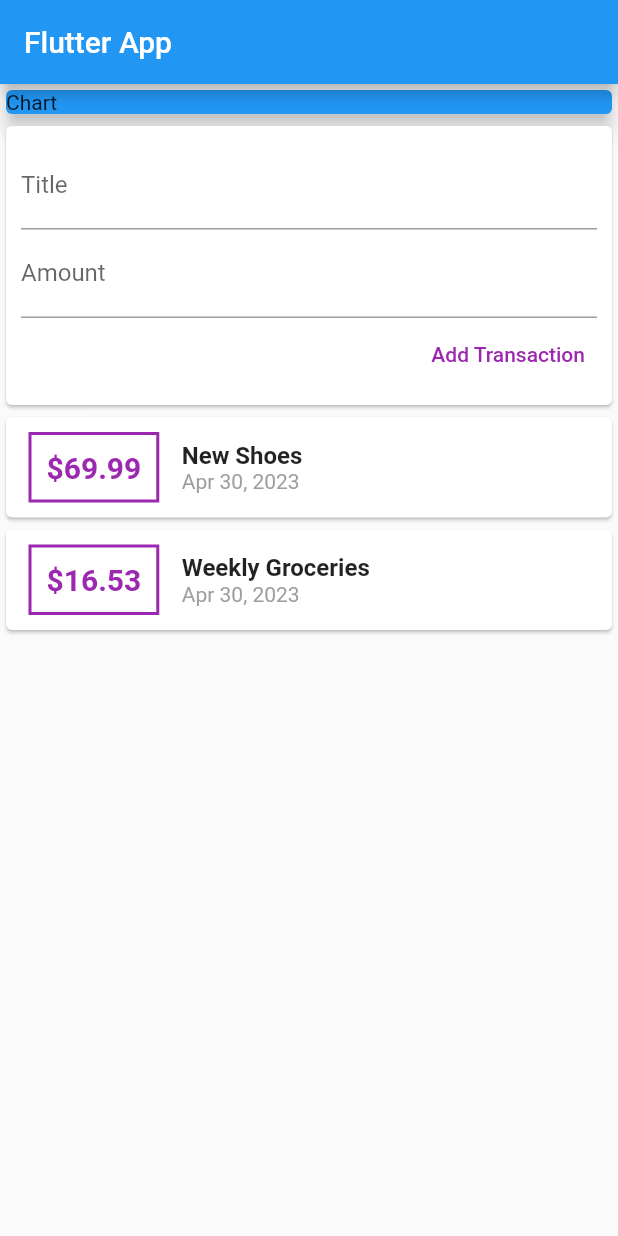
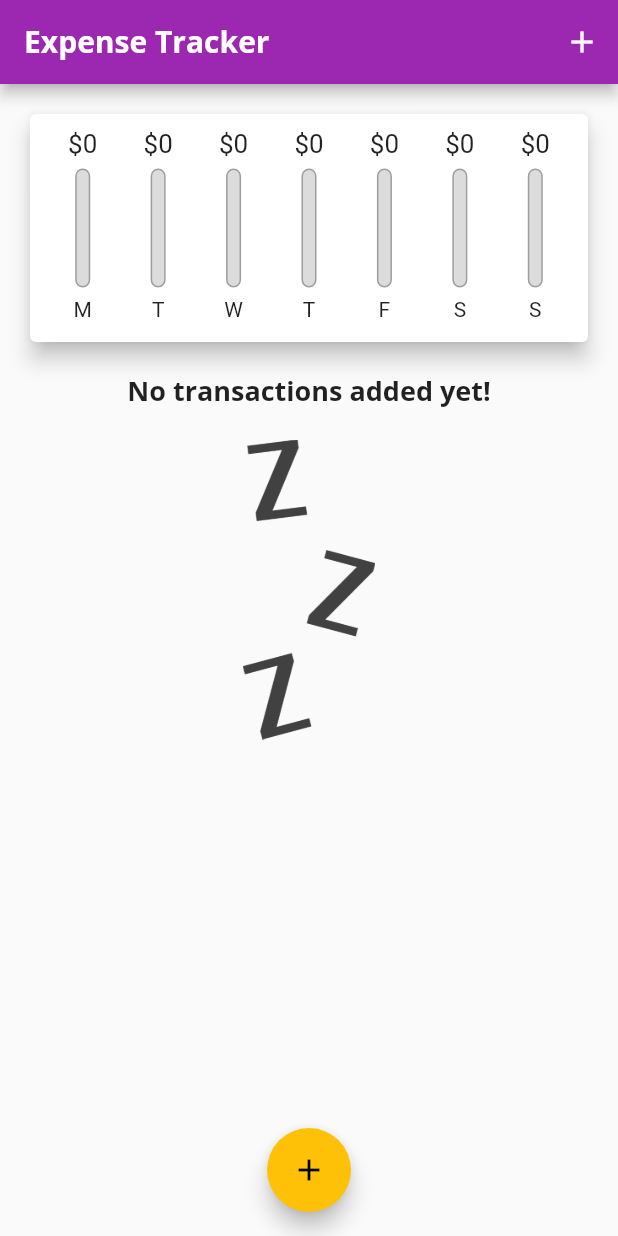
Before and after one commit to indresh149/ExpenseTracker-App, a Flutter app: the screen it shows after launch, on a phone screen of 412 x 824 dp. Run offline on Flutter 3.47's test engine with Material 2 defaults, Android fonts, the phone set to English and light mode, and no system bars.

Commit message:
added dynamic sizes

```diff
--- a/lib/main.dart
+++ b/lib/main.dart
@@ -1,4 +1,9 @@
-import './widgets/user_transaction.dart';
+import './widgets/chart.dart';
+
+import './widgets/transaction_list.dart';
+
+import './widgets/new_transaction.dart';
+import './models/transaction.dart';
 
 import 'package:flutter/material.dart';
 
@@ -8,40 +13,143 @@ class MyApp extends StatelessWidget {
   @override
   Widget build(BuildContext context) {
     return MaterialApp(
-      title: 'Flutter App',
+      title: 'Expense Tracker',
+      theme: ThemeData(
+        primarySwatch: Colors.purple,
+        accentColor: Colors.amber,
+        errorColor: Colors.red,
+        fontFamily: 'Quicksand',
+        textTheme: ThemeData.light().textTheme.copyWith(
+              headline6: TextStyle(
+                fontFamily: 'OpenSans',
+                fontSize: 18,
+                fontWeight: FontWeight.bold,
+              ),
+              button: TextStyle(color: Colors.white),
+            ),
+        appBarTheme: AppBarTheme(
+          textTheme: ThemeData.light().textTheme.copyWith(
+                headline6: TextStyle(
+                  fontFamily: 'OpenSans',
+                  fontSize: 20,
+                  fontWeight: FontWeight.bold,
+                ),
+              ),
+        ),
+      ),
       home: MyHomePage(),
     );
   }
 }
 
-class MyHomePage extends StatelessWidget {
+class MyHomePage extends StatefulWidget {
+  @override
+  State<MyHomePage> createState() => _MyHomePageState();
+}
+
+class _MyHomePageState extends State<MyHomePage> {
   // String titleInput;
-  // String amountInput;
-  final titleController = TextEditingController();
-  final amountController = TextEditingController();
+
+  final List<Transaction> _userTransactions = [
+    // Transaction(
+    //   id: 't1',
+    //   title: 'New Shoes',
+    //   amount: 69.99,
+    //   date: DateTime.now(),
+    // ),
+    // Transaction(
+    //   id: 't2',
+    //   title: 'Weekly Groceries',
+    //   amount: 16.53,
+    //   date: DateTime.now(),
+    // ),
+  ];
+
+  List<Transaction> get _recentTransactions {
+    return _userTransactions.where((tx) {
+      return tx.date.isAfter(
+        DateTime.now().subtract(
+          Duration(days: 7),
+        ),
+      );
+    }).toList();
+  }
+
+  void _addNewTransaction(
+      String txtitle, double txamount, DateTime chosenDate) {
+    final newTx = Transaction(
+      title: txtitle,
+      amount: txamount,
+      date: chosenDate,
+      id: DateTime.now().toString(),
+    );
+
+    setState(() {
+      _userTransactions.add(newTx);
+    });
+  }
+
+  void _startAddNewTransaction(BuildContext ctx) {
+    showModalBottomSheet(
+      context: ctx,
+      builder: (_) {
+        return GestureDetector(
+          onTap: () {},
+          child: NewTransaction(_addNewTransaction),
+          behavior: HitTestBehavior.opaque,
+        );
+      },
+    );
+  }
+
+  void _deleteTransaction(String id) {
+    setState(() {
+      _userTransactions.removeWhere((tx) => tx.id == id);
+    });
+  }
 
   @override
   Widget build(BuildContext context) {
+    final appBar = AppBar(
+      title: Text(
+        'Expense Tracker',
+      ),
+      actions: [
+        IconButton(
+          icon: Icon(Icons.add),
+          onPressed: () => _startAddNewTransaction(context),
+        ),
+      ],
+    );
     return Scaffold(
-        appBar: AppBar(
-          title: Text('Flutter App'),
-        ),
+      appBar: appBar,
       body: SingleChildScrollView(
         child: Column(
           //mainAxisAlignment: MainAxisAlignment.start,
           crossAxisAlignment: CrossAxisAlignment.stretch,
           children: [
             Container(
-                width: double.infinity,
-                child: Card(
-                  color: Colors.blue,
-                  child: Text('Chart'),
-                  elevation: 5,
+              height: (MediaQuery.of(context).size.height -
+                      appBar.preferredSize.height -
+                      MediaQuery.of(context).padding.top) *
+                  0.25,
+              child: Chart(_recentTransactions),
+            ),
+            Container(
+              height: (MediaQuery.of(context).size.height -
+                      appBar.preferredSize.height -
+                      MediaQuery.of(context).padding.top) *
+                  0.75,
+              child: TransactionList(_userTransactions, _deleteTransaction),
+            ),
+          ],
         ),
       ),
-              UserTransactions(),
-            ],
+      floatingActionButtonLocation: FloatingActionButtonLocation.centerFloat,
+      floatingActionButton: FloatingActionButton(
+        child: Icon(Icons.add),
+        onPressed: () => _startAddNewTransaction(context),
       ),
-        ));
+    );
   }
 }
--- /dev/null
+++ b/lib/widgets/chart.dart
@@ -0,0 +1,67 @@
+import './chart_bar.dart';
+import 'package:flutter/material.dart';
+import 'package:intl/intl.dart';
+import '../models/transaction.dart';
+
+class Chart extends StatelessWidget {
+  final List<Transaction> recentTransactions;
+
+  Chart(this.recentTransactions);
+
+  List<Map<String, Object>> get groupedTransactionValues {
+    return List.generate(
+      7,
+      (index) {
+        final weekDay = DateTime.now().subtract(
+          Duration(days: index),
+        );
+        var totalSum = 0.0;
+        for (var i = 0; i < recentTransactions.length; i++) {
+          if (recentTransactions[i].date.day == weekDay.day &&
+              recentTransactions[i].date.month == weekDay.month &&
+              recentTransactions[i].date.year == weekDay.year) {
+            totalSum += recentTransactions[i].amount;
+          }
+        }
+        return {
+          'day': DateFormat.E().format(weekDay).substring(0, 1),
+          'amount': totalSum,
+        };
+      },
+    ).reversed.toList();
+  }
+
+  double get totalSpending {
+    return groupedTransactionValues.fold(0.0, (sum, item) {
+      return sum + (item['amount'] as double);
+    });
+  }
+
+  @override
+  Widget build(BuildContext context) {
+    // print(groupedTransactionValues);
+    return Card(
+      elevation: 6,
+      margin: EdgeInsets.all(20),
+      child: Padding(
+        padding: EdgeInsets.all(10),
+        child: Row(
+          mainAxisAlignment: MainAxisAlignment.spaceAround,
+          children: groupedTransactionValues.map(
+            (data) {
+              return Flexible(
+                fit: FlexFit.tight,
+                child: ChartBar(
+                    data['day'] as String,
+                    (data['amount'] as double),
+                    totalSpending == 0.0
+                        ? 0.0
+                        : (data['amount'] as double) / totalSpending),
+              );
+            },
+          ).toList(),
+        ),
+      ),
+    );
+  }
+}
--- /dev/null
+++ b/lib/widgets/chart_bar.dart
@@ -0,0 +1,59 @@
+import 'package:flutter/material.dart';
+import 'package:flutter/rendering.dart';
+
+class ChartBar extends StatelessWidget {
+  final String label;
+  final double spendingAmount;
+  final double spendingPctOfTotal;
+
+  ChartBar(this.label, this.spendingAmount, this.spendingPctOfTotal);
+
+  @override
+  Widget build(BuildContext context) {
+    return LayoutBuilder(
+      builder: (ctx, constraints) {
+        return Column(
+          children: <Widget>[
+            Container(
+              height: constraints.maxHeight * 0.15,
+              child: FittedBox(
+                child: Text('\$${spendingAmount.toStringAsFixed(0)}'),
+              ),
+            ),
+            SizedBox(
+              height: constraints.maxHeight * 0.05,
+            ),
+            Container(
+              height: constraints.maxHeight * 0.6,
+              width: 10,
+              child: Stack(
+                children: <Widget>[
+                  Container(
+                    decoration: BoxDecoration(
+                      border: Border.all(color: Colors.grey, width: 1.0),
+                      color: Color.fromRGBO(220, 220, 220, 1),
+                      borderRadius: BorderRadius.circular(10),
+                    ),
+                  ),
+                  FractionallySizedBox(
+                    heightFactor: spendingPctOfTotal,
+                    child: Container(
+                      decoration: BoxDecoration(
+                        color: Theme.of(context).primaryColor,
+                        borderRadius: BorderRadius.circular(10),
+                      ),
+                    ),
+                  ),
+                ],
+              ),
+            ),
+            SizedBox(
+              height: constraints.maxHeight * 0.05,
+            ),
+            Container(height: constraints.maxHeight * 0.15, child: Text(label)),
+          ],
+        );
+      },
+    );
+  }
+}
--- a/lib/widgets/transaction_list.dart
+++ b/lib/widgets/transaction_list.dart
@@ -4,63 +4,65 @@ import 'package:intl/intl.dart';
 
 class TransactionList extends StatelessWidget {
   final List<Transaction> transactions;
+  final Function deleteTx;
 
-  TransactionList(this.transactions);
+  TransactionList(this.transactions, this.deleteTx);
 
   @override
   Widget build(BuildContext context) {
-    return Container(
-      height: 500,
-      child: ListView.builder(
+    return transactions.isEmpty
+        ? Column(
+            children: [
+              Text(
+                'No transactions added yet!',
+                style: Theme.of(context).textTheme.headline6,
+              ),
+              const SizedBox(
+                height: 20,
+              ),
+              Container(
+                height: 200,
+                child: Image.asset(
+                  'assets/images/waiting.png',
+                  fit: BoxFit.cover,
+                ),
+              ),
+            ],
+          )
+        : ListView.builder(
             itemBuilder: (ctx, index) {
               return Card(
-            child: Row(
-              children: [
-                Container(
-                  margin: EdgeInsets.symmetric(
-                    vertical: 10,
-                    horizontal: 15,
+                elevation: 5,
+                margin: const EdgeInsets.symmetric(
+                  vertical: 8,
+                  horizontal: 5,
                 ),
-                  decoration: BoxDecoration(
-                    border: Border.all(
-                      color: Colors.purple,
-                      width: 2,
-                    ),
-                  ),
-                  padding: EdgeInsets.all(10),
-                  child: Text(
-                    '\$${transactions[index].amount}',
-                    style: TextStyle(
-                      fontWeight: FontWeight.bold,
-                      fontSize: 20,
-                      color: Colors.purple,
+                child: ListTile(
+                  leading: CircleAvatar(
+                    radius: 30,
+                    child: Padding(
+                      padding: EdgeInsets.all(6),
+                      child: FittedBox(
+                        child: Text('\$${transactions[index].amount}'),
                       ),
                     ),
                   ),
-                Column(
-                  crossAxisAlignment: CrossAxisAlignment.start,
-                  children: [
-                    Text(
+                  title: Text(
                     transactions[index].title,
-                      style: TextStyle(
-                        fontSize: 16,
-                        fontWeight: FontWeight.bold,
+                    style: Theme.of(context).textTheme.headline6,
                   ),
+                  subtitle: Text(
+                    DateFormat.yMMMd().format(transactions[index].date),
                   ),
-                    Text(
-                      DateFormat.yMMMd().format(transactions[index].date),
-                      style: TextStyle(
-                        color: Colors.grey,
+                  trailing: IconButton(
+                    icon: Icon(Icons.delete),
+                    color: Theme.of(context).errorColor,
+                    onPressed: () => deleteTx(transactions[index].id),
                   ),
-                    ),
-                  ],
-                ),
-              ],
                 ),
               );
             },
             itemCount: transactions.length,
-      ),
           );
   }
 }
--- a/lib/widgets/user_transaction.dart
+++ /dev/null
@@ -1,51 +0,0 @@
-
-import 'package:flutter/material.dart';
-import './new_transaction.dart';
-import './transaction_list.dart';
-import '../models/transaction.dart';
-
-
-class UserTransactions extends StatefulWidget {
-  @override
-  State<UserTransactions> createState() => _UserTransactionsState();
-}
-
-class _UserTransactionsState extends State<UserTransactions> {
-  final List<Transaction> _userTransactions = [
-    Transaction(
-      id: 't1',
-      title: 'New Shoes',
-      amount: 69.99,
-      date: DateTime.now(),
-    ),
-    Transaction(
-      id: 't2',
-      title: 'Weekly Groceries',
-      amount: 16.53,
-      date: DateTime.now(),
-    ),
-  ];
-
-  void _addNewTransaction(String txtitle,double txamount){
-    final newTx = Transaction(
-      title: txtitle,
-      amount: txamount,
-      date: DateTime.now(),
-      id: DateTime.now().toString(),
-    );
-
-    setState(() {
-      _userTransactions.add(newTx);
-    });
-  }
-
-  @override
-  Widget build(BuildContext context) {
-    return Column(
-      children: [
-        NewTransaction(_addNewTransaction),
-        TransactionList(_userTransactions),
-      ],
-    );
-  }
-}
```
Also changed, not shown: lib/widgets/new_transaction.dart (+83 -15 lines), pubspec.yaml (+13 -8 lines), assets/fonts/OpenSans-Bold.ttf (added), assets/fonts/OpenSans-Regular.ttf (added), assets/fonts/Quicksand-Bold.ttf (added), assets/fonts/Quicksand-Light.ttf (added), assets/fonts/Quicksand-Medium.ttf (added), assets/fonts/Quicksand-Regular.ttf (added), assets/images/waiting.png (added). Lines whose indentation alone changed are shown as unchanged.
